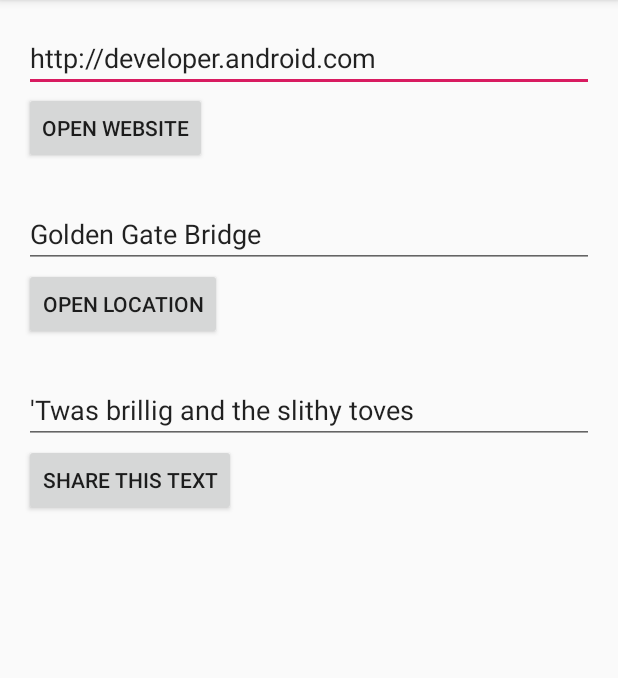
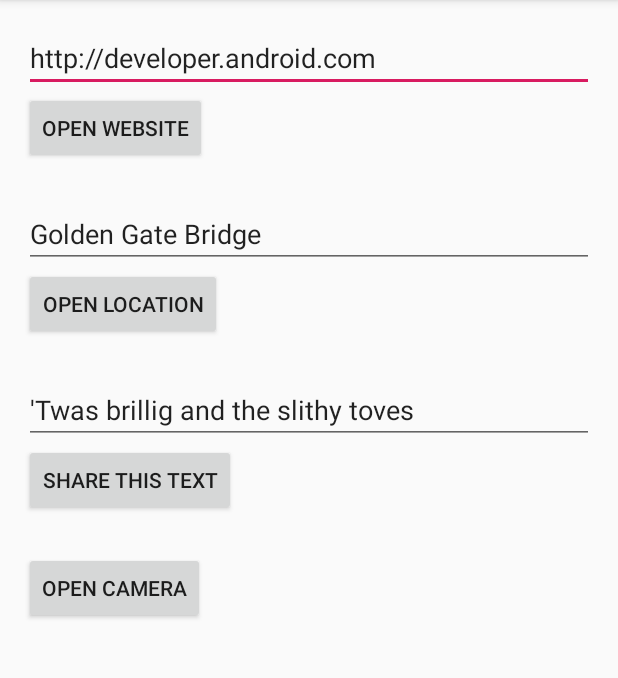
Before and after one commit to ishanstealth18/Android_Fundamentals, an Android app: the screen it shows after launch (MainActivity), on a phone screen of 412 x 824 dp, the part 84-762 px from its top. Run offline under Robolectric (Android 15) with nearby library versions, the phone set to English and light mode, and no system bars.

Commit message:
code to insert button to open camera app using intent

```diff
--- a/Implicit_Intents/app/src/main/res/layout/activity_main.xml
+++ b/Implicit_Intents/app/src/main/res/layout/activity_main.xml
@@ -49,4 +49,12 @@
         android:text="@string/button_share"
         android:layout_marginBottom="24dp"
         android:onClick="shareText"/>
+
+    <Button
+        android:id="@+id/openCameraButton"
+        android:layout_width="wrap_content"
+        android:layout_height="wrap_content"
+        android:text="@string/open_camera"
+        android:layout_marginBottom="24dp"
+        android:onClick="openCamera"/>
 </LinearLayout>
--- a/Implicit_Intents/app/src/main/res/values/strings.xml
+++ b/Implicit_Intents/app/src/main/res/values/strings.xml
@@ -6,4 +6,5 @@
     <string name="button_loc">Open Location</string>
     <string name="edittext_share">\'Twas brillig and the slithy toves</string>
     <string name="button_share">Share This Text</string>
+    <string name="open_camera">Open Camera</string>
 </resources>
```
Also changed, not shown: Implicit_Intents/app/src/main/java/com/lightwave/implicit_intent/MainActivity.java (+13 -0 lines).
